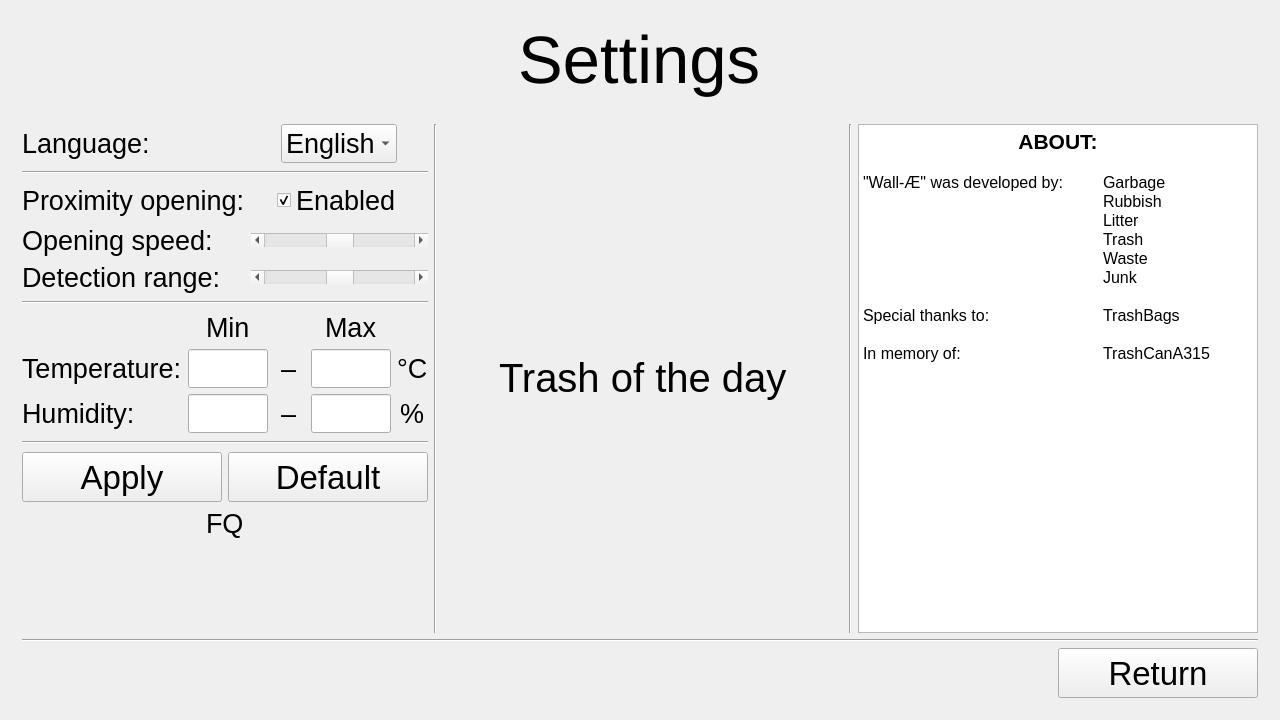
First picture: the form in Trash_Can/mainwindow.ui, repository AleksandraZasadni/ssp_miniproject, before the edit.
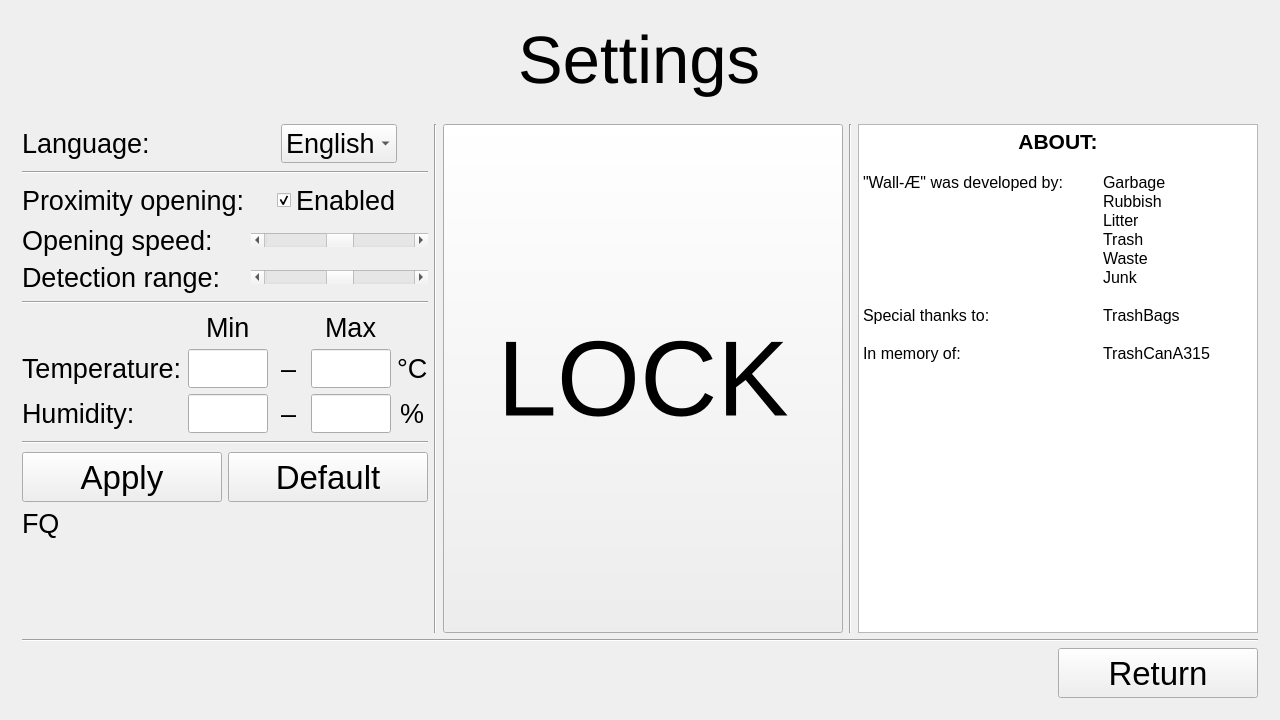
Second picture: the form after the edit. Icons and pictures are not drawn. Custom widgets are drawn as their Qt base class.

```diff
--- a/Trash_Can/mainwindow.ui
+++ b/Trash_Can/mainwindow.ui
@@ -2035,7 +2035,7 @@
               </item>
              </layout>
             </item>
-            <item alignment="Qt::AlignHCenter|Qt::AlignTop">
+            <item>
              <widget class="QLabel" name="settingsErrorLabel">
               <property name="font">
                <font>
@@ -2070,29 +2070,27 @@
            </widget>
           </item>
           <item>
-           <widget class="QWidget" name="widget_6" native="true">
+           <widget class="QPushButton" name="lock">
             <property name="sizePolicy">
              <sizepolicy hsizetype="Expanding" vsizetype="Expanding">
               <horstretch>0</horstretch>
               <verstretch>0</verstretch>
              </sizepolicy>
             </property>
-            <layout class="QHBoxLayout" name="horizontalLayout_10">
-             <item alignment="Qt::AlignHCenter|Qt::AlignVCenter">
-              <widget class="QLabel" name="label_7">
-               <property name="font">
-                <font>
-                 <pointsize>30</pointsize>
-                 <weight>50</weight>
-                 <bold>false</bold>
-                </font>
-               </property>
-               <property name="text">
-                <string>Trash of the day</string>
-               </property>
-              </widget>
-             </item>
-            </layout>
+            <property name="font">
+             <font>
+              <pointsize>80</pointsize>
+             </font>
+            </property>
+            <property name="text">
+             <string>LOCK</string>
+            </property>
+            <property name="checkable">
+             <bool>true</bool>
+            </property>
+            <property name="checked">
+             <bool>false</bool>
+            </property>
            </widget>
           </item>
           <item>
```
Left out of the diff: 28 changed lines with no effect on the pictures.
